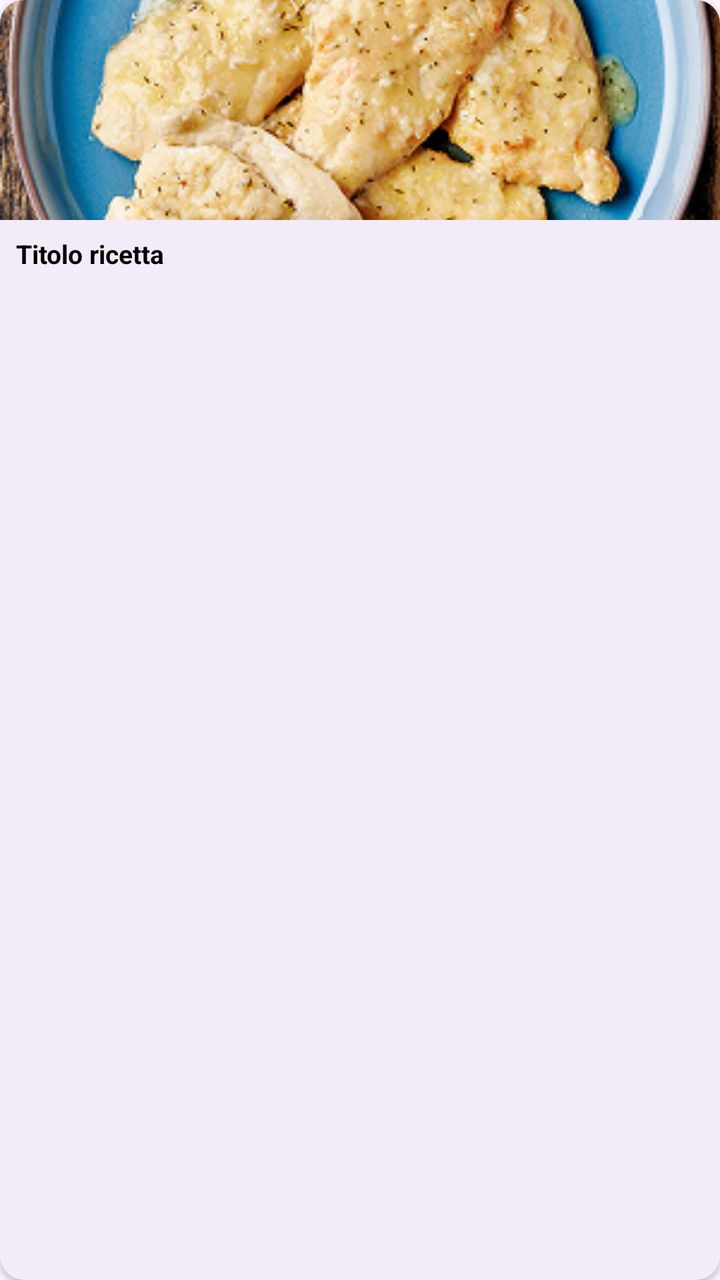
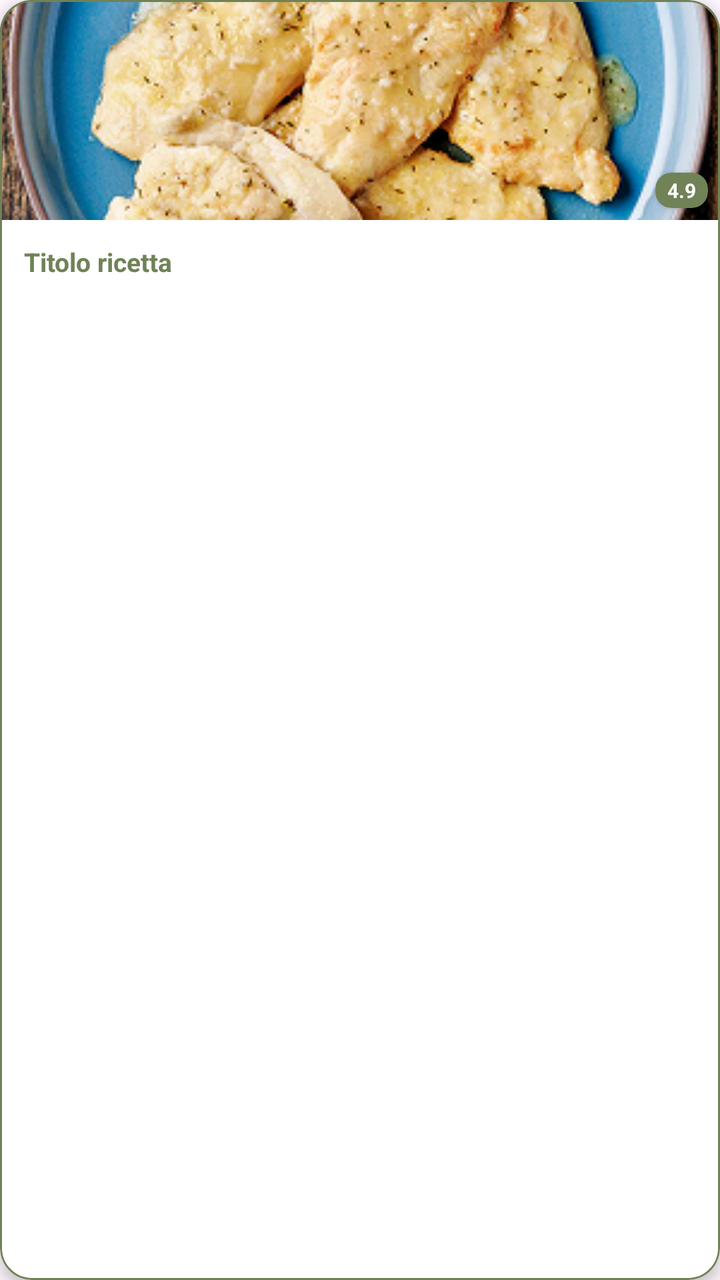

Compare the two renders of this Android layout. The source of the first and the diff that turns it into the second are given below.
<!-- AndroidManifest.xml: application theme Theme.Nutrio -->
<!-- res/layout/item_recipe_horizontal.xml -->
<?xml version="1.0" encoding="utf-8"?>
<com.google.android.material.card.MaterialCardView
    xmlns:android="http://schemas.android.com/apk/res/android"
    xmlns:app="http://schemas.android.com/apk/res-auto"
    android:layout_width="140dp"
    android:layout_height="match_parent"
    android:layout_margin="8dp"
    app:cardCornerRadius="12dp"
    app:cardElevation="2dp"
    app:strokeWidth="0dp">

    <LinearLayout
        android:layout_width="match_parent"
        android:layout_height="match_parent"
        android:orientation="vertical">

        <ImageView
            android:id="@+id/ivRecipeImage"
            android:layout_width="match_parent"
            android:layout_height="110dp"
            android:scaleType="centerCrop"
            android:src="@drawable/petto_di_pollo" />

        <TextView
            android:id="@+id/tvRecipeTitle"
            android:layout_width="match_parent"
            android:layout_height="wrap_content"
            android:padding="8dp"
            android:text="Titolo ricetta"
            android:textColor="@android:color/black"
            android:textSize="13sp"
            android:textStyle="bold"
            android:ellipsize="end"
            android:maxLines="2" />

    </LinearLayout>
</com.google.android.material.card.MaterialCardView>
<!-- resources referenced by this layout -->
<resources>
  <!-- drawable petto_di_pollo: png bitmap (drawable, 253756 bytes) -->
  <style name="Theme.Nutrio" parent="Base.Theme.Nutrio" />
  <style name="Base.Theme.Nutrio" parent="Theme.Material3.DayNight.NoActionBar">
          
          
      </style>
</resources>

<!-- the commit's change to res/layout/item_recipe_horizontal.xml (unified diff, before → after) -->
@@ -2,36 +2,55 @@
 <com.google.android.material.card.MaterialCardView
     xmlns:android="http://schemas.android.com/apk/res/android"
     xmlns:app="http://schemas.android.com/apk/res-auto"
-    android:layout_width="140dp"
+    style="@style/NutrioRecipeCard"
+    android:layout_width="150dp"
     android:layout_height="match_parent"
-    android:layout_margin="8dp"
-    app:cardCornerRadius="12dp"
-    app:cardElevation="2dp"
-    app:strokeWidth="0dp">
+    android:layout_margin="8dp">
 
     <LinearLayout
         android:layout_width="match_parent"
         android:layout_height="match_parent"
         android:orientation="vertical">
 
-        <ImageView
-            android:id="@+id/ivRecipeImage"
+        <androidx.constraintlayout.widget.ConstraintLayout
             android:layout_width="match_parent"
-            android:layout_height="110dp"
-            android:scaleType="centerCrop"
-            android:src="@drawable/petto_di_pollo" />
+            android:layout_height="110dp">
+
+            <ImageView
+                android:id="@+id/ivRecipeImage"
+                android:layout_width="match_parent"
+                android:layout_height="match_parent"
+                android:scaleType="centerCrop"
+                android:src="@drawable/petto_di_pollo" />
+
+            <com.google.android.material.card.MaterialCardView
+                style="@style/NutrioRatingBadge"
+                android:layout_width="wrap_content"
+                android:layout_height="wrap_content"
+                android:layout_margin="6dp"
+                app:layout_constraintBottom_toBottomOf="parent"
+                app:layout_constraintEnd_toEndOf="parent">
+
+                <TextView
+                    android:id="@+id/tvRating"
+                    android:layout_width="wrap_content"
+                    android:layout_height="wrap_content"
+                    android:paddingHorizontal="6dp"
+                    android:paddingVertical="2dp"
+                    android:text="4.9"
+                    android:textColor="@android:color/white"
+                    android:textSize="10sp"
+                    android:textStyle="bold" />
+            </com.google.android.material.card.MaterialCardView>
+        </androidx.constraintlayout.widget.ConstraintLayout>
 
         <TextView
             android:id="@+id/tvRecipeTitle"
+            style="@style/NutrioRecipeTitle"
             android:layout_width="match_parent"
             android:layout_height="wrap_content"
-            android:padding="8dp"
-            android:text="Titolo ricetta"
-            android:textColor="@android:color/black"
             android:textSize="13sp"
-            android:textStyle="bold"
-            android:ellipsize="end"
-            android:maxLines="2" />
+            android:text="Titolo ricetta" />
 
     </LinearLayout>
 </com.google.android.material.card.MaterialCardView>
<!-- resource entries referenced after the edit -->
@@ -1,6 +1,27 @@
 <!-- resources referenced by this layout -->
 <resources>
   <!-- drawable petto_di_pollo: png bitmap (drawable, 253756 bytes) -->
+  <style name="NutrioRatingBadge">
+          <item name="cardBackgroundColor">#708256</item>
+          <item name="cardCornerRadius">8dp</item>
+          <item name="cardElevation">2dp</item>
+          <item name="strokeWidth">0dp</item>
+      </style>
+  <style name="NutrioRecipeCard" parent="Widget.MaterialComponents.CardView">
+          <item name="cardCornerRadius">16dp</item>
+          <item name="cardElevation">4dp</item>
+          <item name="cardBackgroundColor">@android:color/white</item>
+          <item name="strokeWidth">1dp</item>
+          <item name="strokeColor">#708256</item>
+      </style>
+  <style name="NutrioRecipeTitle">
+          <item name="android:textColor">#708256</item>
+          <item name="android:textStyle">bold</item>
+          <item name="android:textSize">14sp</item>
+          <item name="android:padding">12dp</item>
+          <item name="android:ellipsize">end</item>
+          <item name="android:maxLines">2</item>
+      </style>
   <style name="Theme.Nutrio" parent="Base.Theme.Nutrio" />
   <style name="Base.Theme.Nutrio" parent="Theme.Material3.DayNight.NoActionBar">
           
